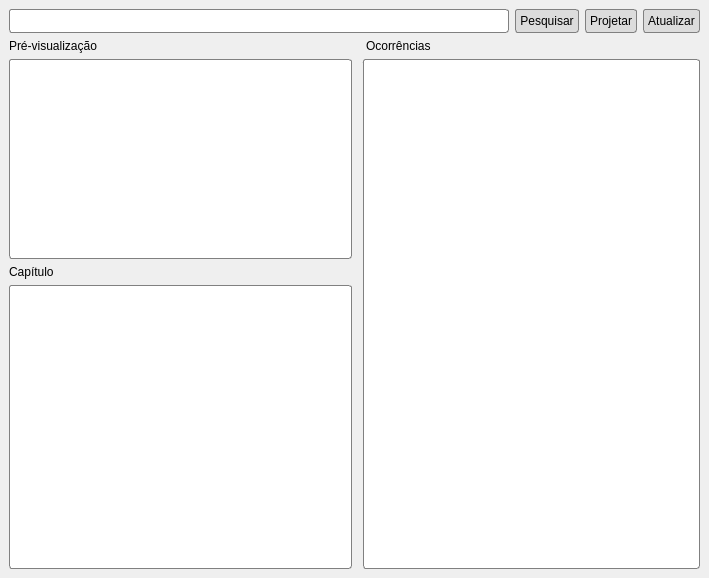
Qt form python/ui/main/window.ui (devs-7/bible-projector-multi-language) before a commit.
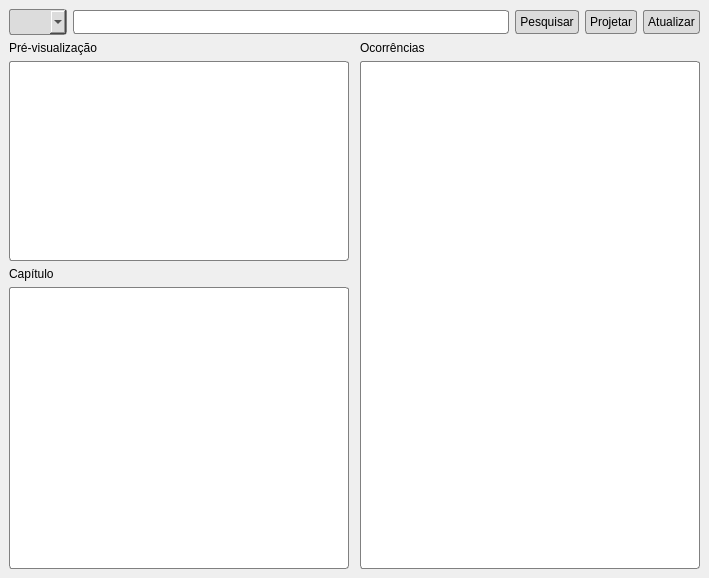
The same form after that commit.

Commit message: combobox versões

Patch:
```diff
--- a/python/ui/main/window.ui
+++ b/python/ui/main/window.ui
@@ -17,6 +17,22 @@
    <layout class="QVBoxLayout" name="verticalLayout">
     <item>
      <layout class="QHBoxLayout" name="horizontalLayout_3">
+      <item>
+       <widget class="QComboBox" name="versoesComboBox">
+        <property name="styleSheet">
+         <string notr="true">* {
+	border-style: solid;
+	border-color: gray;
+	border-width: 1px;
+	border-radius: 3px;
+	padding: 4px;
+	background-color: rgb(220, 220, 220);
+	color: black;
+	width: 30px
+}</string>
+        </property>
+       </widget>
+      </item>
       <item>
        <widget class="QLineEdit" name="pesquisaLineEdit">
         <property name="styleSheet">
@@ -105,34 +121,6 @@
     </item>
     <item>
      <layout class="QGridLayout" name="gridLayout" rowstretch="0,0,0,0" columnstretch="0,0,0,0">
-      <item row="1" column="0">
-       <widget class="QTextEdit" name="mainTextEdit">
-        <property name="sizePolicy">
-         <sizepolicy hsizetype="Expanding" vsizetype="Expanding">
-          <horstretch>0</horstretch>
-          <verstretch>0</verstretch>
-         </sizepolicy>
-        </property>
-        <property name="maximumSize">
-         <size>
-          <width>16777215</width>
-          <height>200</height>
-         </size>
-        </property>
-        <property name="styleSheet">
-         <string notr="true">* {
-	border-style: solid;
-	border-color: gray;
-	border-width: 1px;
-	border-radius: 3px;
-	padding: 3px;
-	background-color: white;
-	color: black;
-	font-size: 10pt;
-}</string>
-        </property>
-       </widget>
-      </item>
       <item row="3" column="0">
        <widget class="QListWidget" name="listWidget">
         <property name="styleSheet">
@@ -149,25 +137,6 @@
         </property>
        </widget>
       </item>
-      <item row="0" column="0">
-       <widget class="QLabel" name="label_2">
-        <property name="text">
-         <string>Pré-visualização</string>
-        </property>
-       </widget>
-      </item>
-      <item row="0" column="3">
-       <widget class="QLabel" name="ocorrenciasLabel">
-        <property name="styleSheet">
-         <string notr="true">*{
-	margin-left: 5px;
-}</string>
-        </property>
-        <property name="text">
-         <string>Ocorrências</string>
-        </property>
-       </widget>
-      </item>
       <item row="1" column="3" rowspan="3">
        <widget class="QListView" name="ocorrenciasListView">
         <property name="sizePolicy">
@@ -192,7 +161,6 @@
 	background-color: white;
 	color: black;
 	font-size: 10pt;
-	margin-left: 5px;
 }
 
 *:item {
@@ -204,6 +172,16 @@
         </property>
        </widget>
       </item>
+      <item row="0" column="3">
+       <widget class="QLabel" name="ocorrenciasLabel">
+        <property name="styleSheet">
+         <string notr="true"/>
+        </property>
+        <property name="text">
+         <string>Ocorrências</string>
+        </property>
+       </widget>
+      </item>
       <item row="2" column="0">
        <widget class="QLabel" name="label_3">
         <property name="text">
@@ -211,6 +189,56 @@
         </property>
        </widget>
       </item>
+      <item row="1" column="0">
+       <widget class="QTextEdit" name="mainTextEdit">
+        <property name="sizePolicy">
+         <sizepolicy hsizetype="Expanding" vsizetype="Expanding">
+          <horstretch>0</horstretch>
+          <verstretch>0</verstretch>
+         </sizepolicy>
+        </property>
+        <property name="maximumSize">
+         <size>
+          <width>16777215</width>
+          <height>200</height>
+         </size>
+        </property>
+        <property name="styleSheet">
+         <string notr="true">* {
+	border-style: solid;
+	border-color: gray;
+	border-width: 1px;
+	border-radius: 3px;
+	background-color: white;
+	color: black;
+	font-size: 10pt;
+}</string>
+        </property>
+       </widget>
+      </item>
+      <item row="0" column="0">
+       <widget class="QLabel" name="label_2">
+        <property name="text">
+         <string>Pré-visualização</string>
+        </property>
+       </widget>
+      </item>
+      <item row="2" column="1">
+       <spacer name="horizontalSpacer">
+        <property name="orientation">
+         <enum>Qt::Horizontal</enum>
+        </property>
+        <property name="sizeType">
+         <enum>QSizePolicy::Fixed</enum>
+        </property>
+        <property name="sizeHint" stdset="0">
+         <size>
+          <width>5</width>
+          <height>0</height>
+         </size>
+        </property>
+       </spacer>
+      </item>
      </layout>
     </item>
    </layout>
```
Left out of the diff: 3 changed lines with no effect on the pictures. The commit also changes 4 other files.
